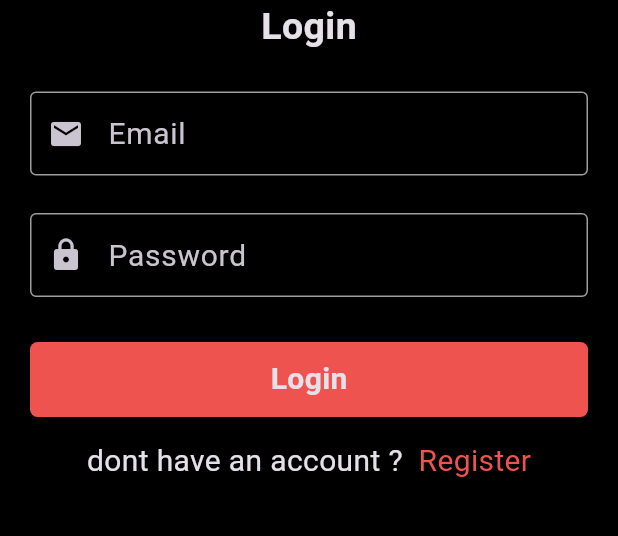
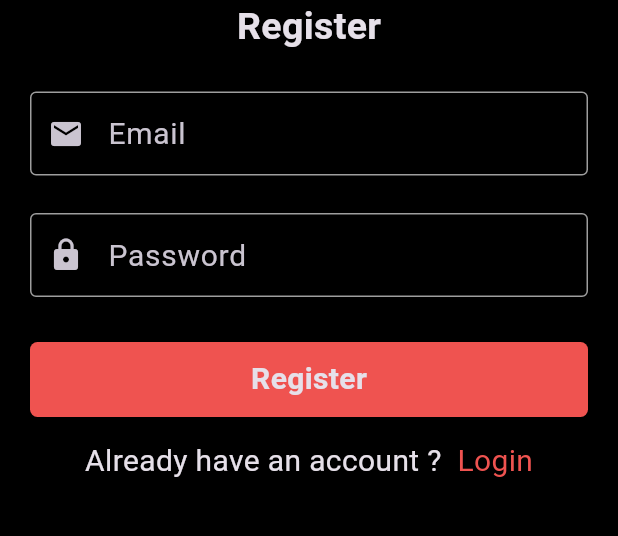
Before and after one commit to BIBINKB97/tiktok_clone, a Flutter app: the screen it shows after launch, on a phone screen of 412 x 824 dp, the part 414-950 px from its top. Run offline on Flutter 3.47's test engine with Material 3 defaults, Android fonts, the phone set to English and light mode, and no system bars.

Commit message:
sign up page created

```diff
--- a/lib/views/screens/auth/sign_up.dart
+++ b/lib/views/screens/auth/sign_up.dart
@@ -26,7 +26,7 @@ class SignUpScreen extends StatelessWidget {
             ),
           ),
           Text(
-            'Login',
+            'Register',
             style: TextStyle(
               fontSize: 25,
               fontWeight: FontWeight.w700,
@@ -68,7 +68,7 @@ class SignUpScreen extends StatelessWidget {
               onTap: () {},
               child: Center(
                   child: Text(
-                'Login',
+                'Register',
                 style: TextStyle(fontSize: 20, fontWeight: FontWeight.w700),
               )),
             ),
@@ -79,13 +79,13 @@ class SignUpScreen extends StatelessWidget {
           Row(
             mainAxisAlignment: MainAxisAlignment.center,
             children: [
-              Text('dont have an account ?  ',
+              Text('Already have an account ?  ',
                   style: TextStyle(
                     fontSize: 20,
                   )),
               InkWell(
                 onTap: () {},
-                child: Text('Register',
+                child: Text('Login',
                     style: TextStyle(
                       color: buttonColor,
                       fontSize: 20,
```
